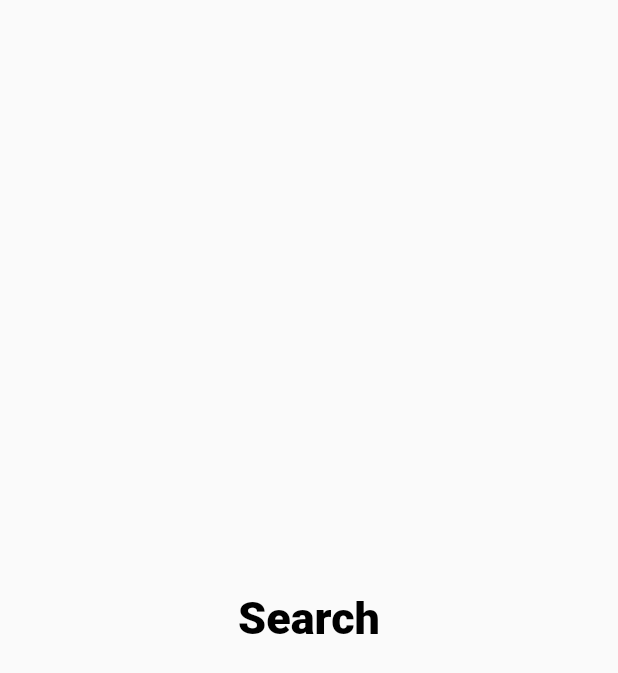
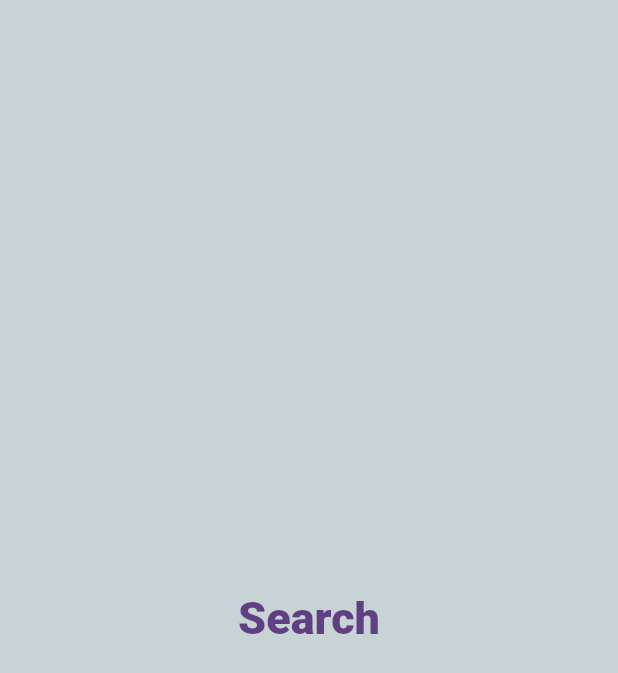
Before and after one commit to shikumi-0/SideDrawer, a Flutter app: the SearchPage screen opened directly, on a phone screen of 412 x 824 dp. Shown: the top 673 px of the screen. Run offline on Flutter 3.47's test engine with Material 2 defaults, Android fonts, the phone set to English and light mode, and no system bars; our stand-ins replace bloc, flutter_bloc, rxdart; statements that could not run were skipped.

Commit message:
Update search.dart

```diff
--- a/lib/pages/search.dart
+++ b/lib/pages/search.dart
@@ -5,12 +5,13 @@ class SearchPage extends StatelessWidget with NavigationStates {
   @override
   Widget build(BuildContext context) {
     return Scaffold(
+      backgroundColor: Color(0xffC7D3D4),
       body: Center(
         child: Text(
           'Search',
           style: TextStyle(
             fontSize: 30,
-            color: Colors.black,
+            color: Color(0xff603F83),
             fontWeight: FontWeight.w900,
           ),
         ),
```
